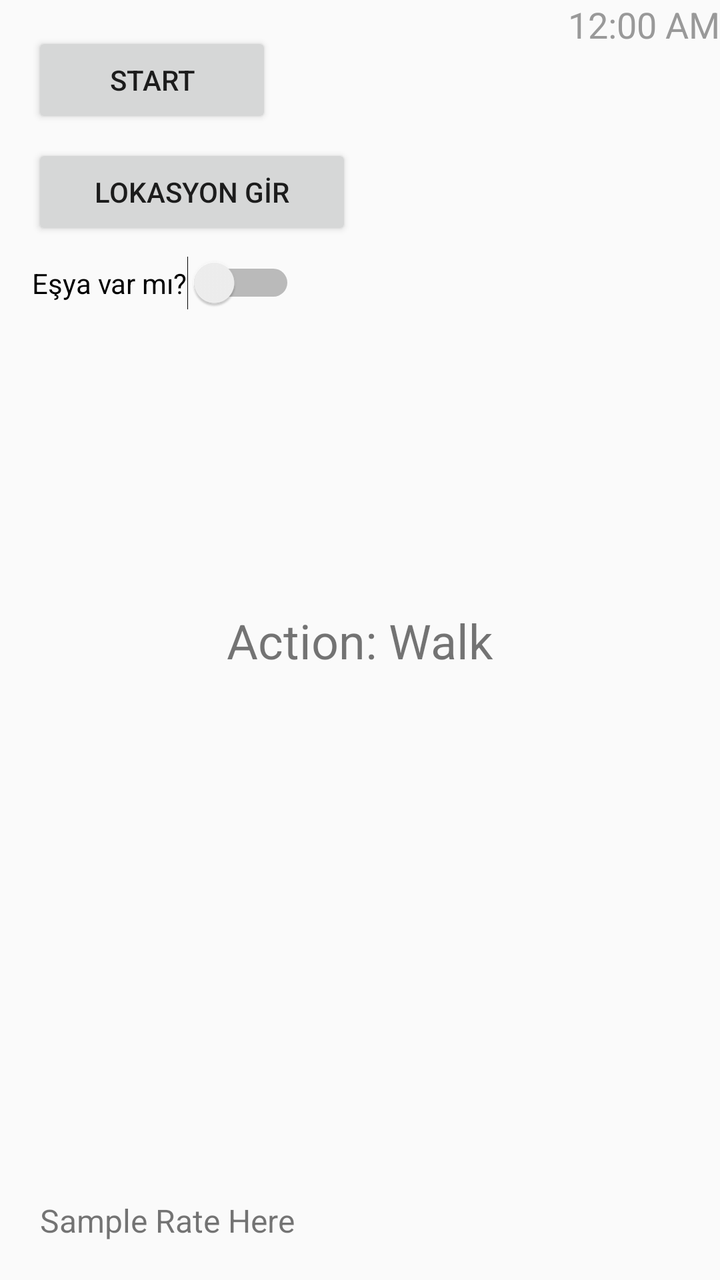
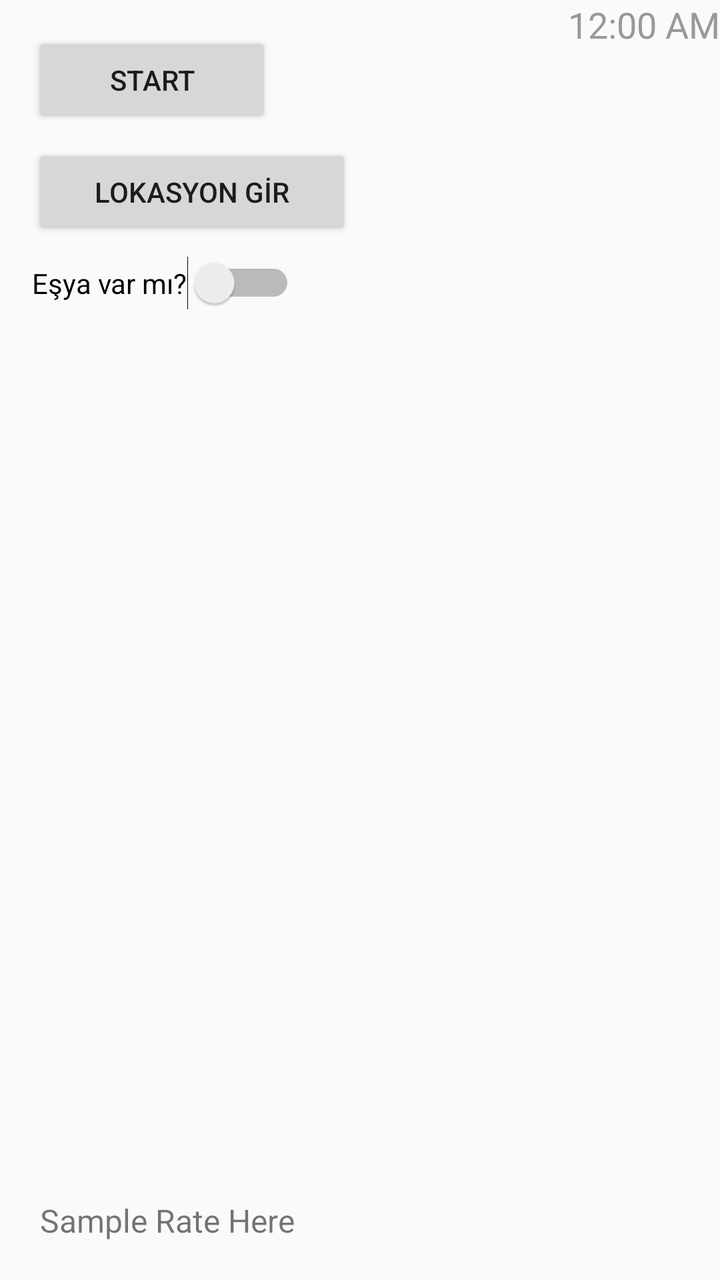

The first picture is an Android layout as it rendered before a commit; the second is the same layout after the commit. The layout source and the unified diff follow.
<!-- AndroidManifest.xml: application theme AppTheme -->
<!-- res/layout/activity_stand_walk_run.xml -->
<?xml version="1.0" encoding="utf-8"?>
<androidx.constraintlayout.widget.ConstraintLayout xmlns:android="http://schemas.android.com/apk/res/android"
    xmlns:app="http://schemas.android.com/apk/res-auto"
    xmlns:tools="http://schemas.android.com/tools"
    android:id="@+id/background"
    android:layout_width="match_parent"
    android:layout_height="match_parent"
    tools:context=".Experiments.TimerMainActivity">

    <Button
        android:id="@+id/startStopButton"
        android:layout_width="120dp"
        android:layout_height="wrap_content"
        android:layout_marginStart="16dp"
        android:layout_marginTop="16dp"
        android:text="START"
        app:layout_constraintStart_toStartOf="parent"
        app:layout_constraintTop_toTopOf="parent" />

    <Button
        android:id="@+id/locationButton"
        android:layout_width="160dp"
        android:layout_height="wrap_content"
        android:layout_marginStart="16dp"
        android:layout_marginTop="8dp"
        android:text="LOKASYON GİR"
        app:layout_constraintStart_toStartOf="parent"
        app:layout_constraintTop_toBottomOf="@id/startStopButton" />

    <Switch
        android:id="@+id/objectSwitch"
        android:layout_width="wrap_content"
        android:layout_height="wrap_content"
        android:layout_marginStart="16dp"
        android:layout_marginTop="8dp"
        android:text="Eşya var mı?"
        android:checked="false"
        app:layout_constraintStart_toStartOf="parent"
        app:layout_constraintTop_toBottomOf="@id/locationButton" />

    <TextClock
        android:id="@+id/textClock"
        android:layout_width="wrap_content"
        android:layout_height="wrap_content"
        android:format24Hour="HH:mm:ss "
        android:gravity="center_horizontal"
        android:textSize="18sp"
        android:textColor="#999999"
        app:layout_constraintRight_toRightOf="parent"
        app:layout_constraintTop_toTopOf="parent" />

    <TextView
        android:id="@+id/textViewTimeSinceLast"
        android:layout_width="wrap_content"
        android:layout_height="wrap_content"
        android:gravity="center_horizontal"
        android:textSize="18sp"
        android:textColor="#999999"
        app:layout_constraintRight_toRightOf="parent"
        app:layout_constraintTop_toBottomOf="@id/textClock" />

    <TextView
        android:id="@+id/textView"
        android:layout_width="wrap_content"
        android:layout_height="wrap_content"
        android:text="Action: Walk"
        android:textSize="24sp"
        app:layout_constraintBottom_toBottomOf="parent"
        app:layout_constraintLeft_toLeftOf="parent"
        app:layout_constraintRight_toRightOf="parent"
        app:layout_constraintTop_toTopOf="parent" />












    <TextView
        android:id="@+id/frameRateTextView"
        android:layout_width="wrap_content"
        android:layout_height="wrap_content"
        android:layout_marginStart="20dp"
        android:layout_marginBottom="19dp"
        android:text="Sample Rate Here"
        android:textSize="16dp"
        app:layout_constraintBottom_toBottomOf="parent"
        app:layout_constraintStart_toStartOf="parent" />

    <TextView
        android:id="@+id/repetitionsTextView"
        android:layout_width="wrap_content"
        android:layout_height="wrap_content"
        android:layout_marginStart="20dp"
        android:layout_marginBottom="19dp"
        android:text=""
        android:textSize="16dp"
        app:layout_constraintBottom_toBottomOf="parent"
        app:layout_constraintEnd_toEndOf="parent" />

</androidx.constraintlayout.widget.ConstraintLayout>
<!-- resources referenced by this layout -->
<resources>
  <style name="AppTheme" parent="Theme.AppCompat.Light.DarkActionBar">
          
          <item name="colorPrimary">@color/colorPrimaryDark</item>
          <item name="colorPrimaryDark">@color/colorPrimaryDarker</item>
          <item name="colorAccent">@color/colorAccent</item>
      </style>
  <color name="colorPrimaryDark">#00574B</color>
  <color name="colorPrimaryDarker">#003e35</color>
  <color name="colorAccent">#D81B60</color>
</resources>

<!-- the commit's change to res/layout/activity_stand_walk_run.xml (unified diff, before → after) -->
@@ -59,27 +59,16 @@
         app:layout_constraintRight_toRightOf="parent"
         app:layout_constraintTop_toBottomOf="@id/textClock" />
 
-    <TextView
-        android:id="@+id/textView"
-        android:layout_width="wrap_content"
-        android:layout_height="wrap_content"
-        android:text="Action: Walk"
-        android:textSize="24sp"
-        app:layout_constraintBottom_toBottomOf="parent"
-        app:layout_constraintLeft_toLeftOf="parent"
-        app:layout_constraintRight_toRightOf="parent"
-        app:layout_constraintTop_toTopOf="parent" />
-
-
-
-
-
-
-
-
-
-
-
+    
+    
+    
+    
+    
+    
+    
+    
+    
+    
 
     <TextView
         android:id="@+id/frameRateTextView"
@@ -92,15 +81,4 @@
         app:layout_constraintBottom_toBottomOf="parent"
         app:layout_constraintStart_toStartOf="parent" />
 
-    <TextView
-        android:id="@+id/repetitionsTextView"
-        android:layout_width="wrap_content"
-        android:layout_height="wrap_content"
-        android:layout_marginStart="20dp"
-        android:layout_marginBottom="19dp"
-        android:text=""
-        android:textSize="16dp"
-        app:layout_constraintBottom_toBottomOf="parent"
-        app:layout_constraintEnd_toEndOf="parent" />
-
 </androidx.constraintlayout.widget.ConstraintLayout>
